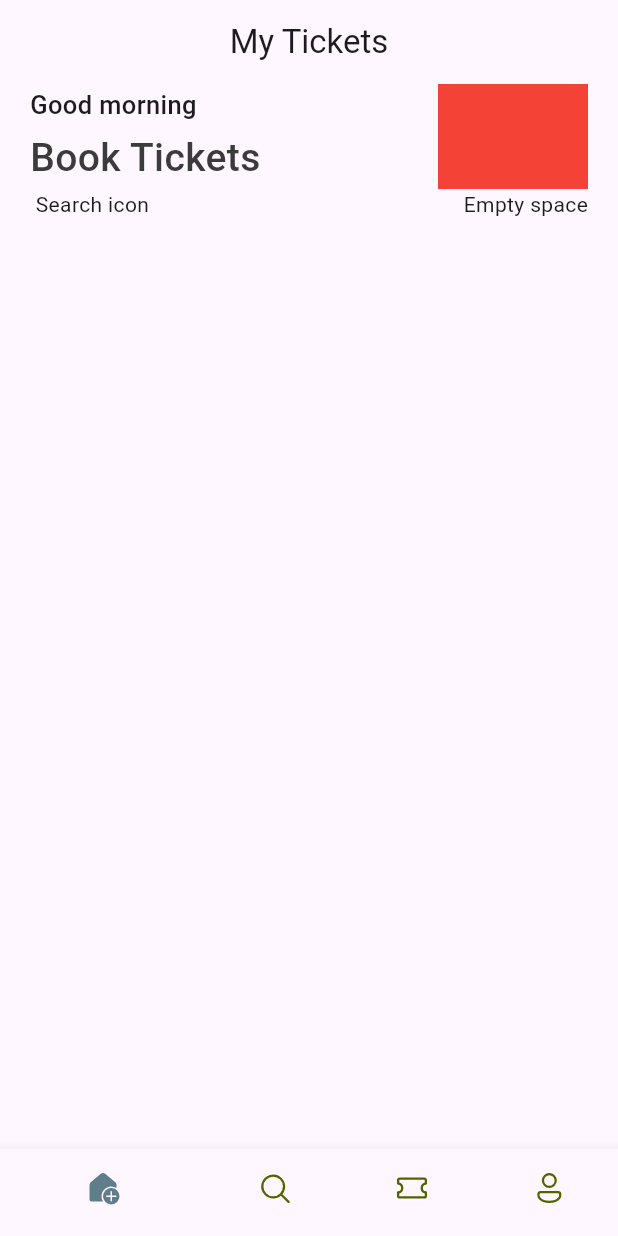
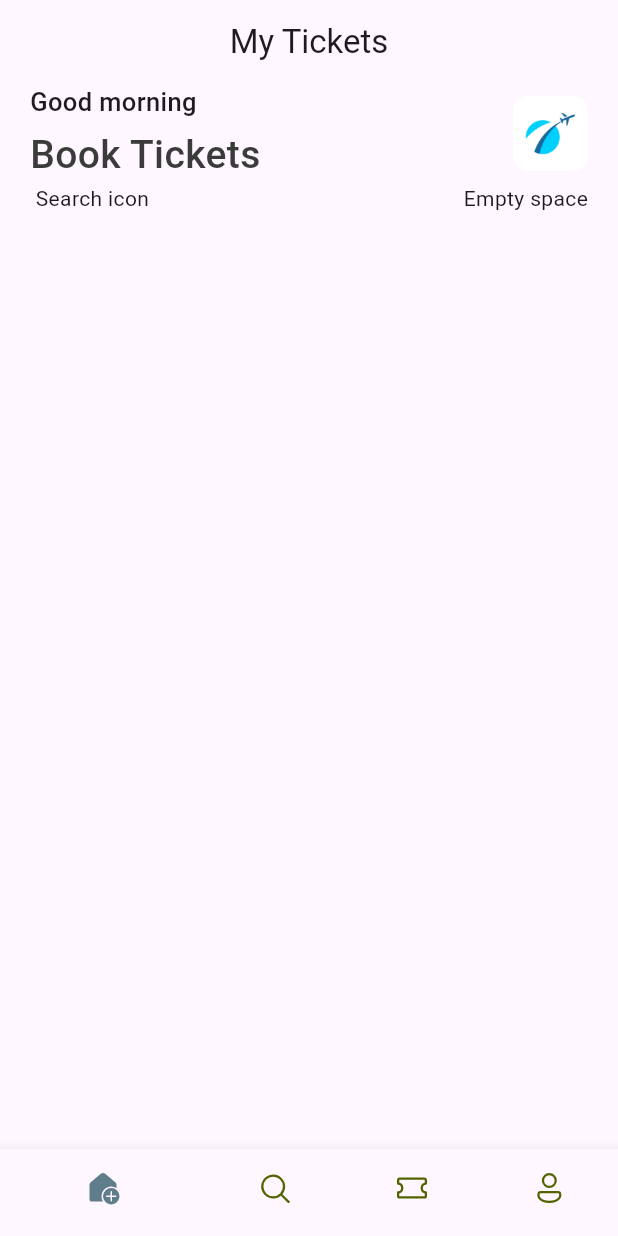
Before and after one commit to AdamG1t-hub/flutterlab4, a Flutter app: the screen it shows after launch, on a phone screen of 412 x 824 dp. Run offline on Flutter 3.47's test engine with Material 3 defaults, Android fonts, the phone set to English and light mode, and no system bars; our stand-ins replace fluentui_icons.

Commit message:
Lab 3 Unti 3.03.00

```diff
--- /dev/null
+++ b/lib/base/res/styles/app_styles.dart
@@ -0,0 +1,18 @@
+import 'package:flutter/material.dart';
+
+Color primary = const Color(0xFF687daf);
+
+class AppStyles{
+  static Color primaryColor = primary;
+  static Color textColor = const Color(0xFF3b3b3b);
+
+  static TextStyle headLineStyle1 = TextStyle(
+                            fontSize: 26,
+                            fontWeight: FontWeight.w500,
+                            color: AppStyles.textColor
+  );
+  static TextStyle headLineStyle3 = const TextStyle(
+                            fontSize: 17,
+                            fontWeight: FontWeight.w500,
+  );
+}
--- a/lib/screens/home_screen.dart
+++ b/lib/screens/home_screen.dart
@@ -1,18 +1,16 @@
 import 'package:flutter/material.dart';
 import 'package:flutter/cupertino.dart';
+import 'package:flutter_application_lab3/base/res/styles/app_styles.dart';
 
 class HomeScreen extends StatelessWidget {
   const HomeScreen({super.key});
 
   @override
   Widget build(BuildContext context) {
-
-
     return Scaffold(
       //Home Screen Listview
       body: ListView(
         children: [
-
           // Container around 3TC
           Container(
             padding: const EdgeInsets.symmetric(horizontal: 20),
@@ -20,50 +18,56 @@ class HomeScreen extends StatelessWidget {
             // 1/3rd Top Column (TC)
             child: Column(
               children: [
-
                 //TC-Row 1
                 Row(
-                  mainAxisAlignment: MainAxisAlignment.spaceBetween, //Horizonral Alignment in Row Widget
+                  mainAxisAlignment:
+                      MainAxisAlignment
+                          .spaceBetween, //Horizonral Alignment in Row Widget
                   children: [
-
                     //Row 1 - Left Partition
                     Column(
                       crossAxisAlignment: CrossAxisAlignment.start,
                       children: [
-                        Text("Good morning", style: TextStyle(
-                          fontSize: 17, fontWeight: FontWeight.w500,
-                        )),
+                        Text(
+                          "Good morning",
+                          style: AppStyles.headLineStyle3,
+                        ),
                         SizedBox(height: 5),
-                        Text("Book Tickets", style: TextStyle(
-                          fontSize: 26, fontWeight: FontWeight.w500, color: Color(0xFF3b3b3b)
-                        )),
+                        Text(
+                          "Book Tickets",
+                          style: AppStyles.headLineStyle1,
+                        ),
                       ],
                     ),
 
                     //Row 1 - Right Partition
                     Container(
-                      color: Colors.red,
-                      width: 100,
-                      height: 70,
-                    )
+
+                      width: 50,
+                      height: 50,
+                      decoration: BoxDecoration(
+                        borderRadius: BorderRadius.circular(10),
+                        image: DecorationImage(
+                            image: AssetImage("assets/images/logo.png")
+
+                         )
+                        )
+                      ),
                   ],
                 ),
 
                 //TC-Row 2
                 Row(
                   mainAxisAlignment: MainAxisAlignment.spaceBetween,
-                  children: [
-                    Text(" Search icon "),
-                    Text(" Empty space"),
-                  ],
-                )
+                  children: [Text(" Search icon "), Text(" Empty space")],
+                ),
               ],
             ),
-          )
+          ),
 
           //ADD MORE LISTVIEW CHILDREN
         ],
-      )
+      ),
     );
   }
 }
--- a/pubspec.yaml
+++ b/pubspec.yaml
@@ -59,9 +59,8 @@ flutter:
   uses-material-design: true
 
   # To add assets to your application, add an assets section, like this:
-  # assets:
-  #   - images/a_dot_burr.jpeg
-  #   - images/a_dot_ham.jpeg
+  assets:
+    - assets/images/
 
   # An image asset can refer to one or more resolution-specific "variants", see
   # https://flutter.dev/to/resolution-aware-images
```
Also changed, not shown: assets/images/city_view.png (added), assets/images/city_view_1.png (added), assets/images/city_view_2.png (added), assets/images/city_view_3.png (added), assets/images/hotel_room.png (added), assets/images/hotel_room_1.png (added), assets/images/hotel_room_view_1.png (added), assets/images/hotel_room_view_2.png (added), assets/images/hotel_room_view_3.png (added), assets/images/logo.png (added), assets/images/plane_sit.jpg (added), assets/images/pool_view.png (added), assets/images/visa_card.png (added).
